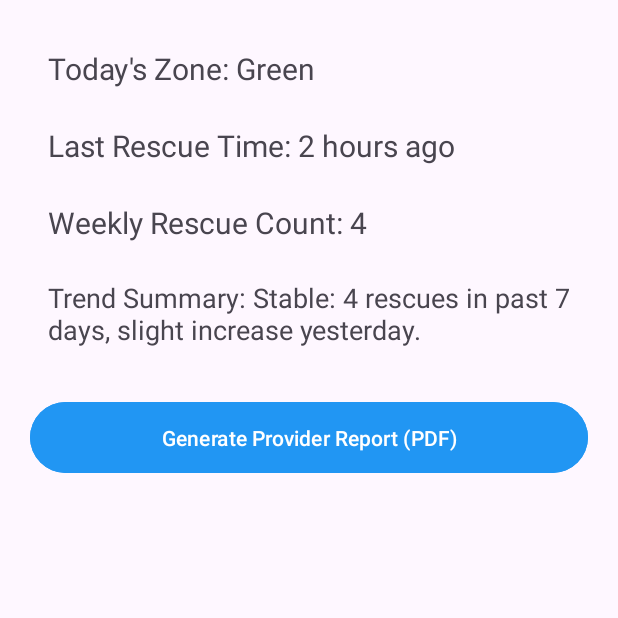
After one commit to thulasie/B07-Project, an Android app: the fragment DashboardFragment shown on its own in the app's theme, on a phone screen of 412 x 824 dp, the top half of it. The commit adds this screen. Run offline under Robolectric (Android 15) with nearby library versions, the phone set to English and light mode, and no system bars.

Commit message:
Addition of R6 codes

```diff
--- a/Starter Application/app/build.gradle.kts
+++ b/Starter Application/app/build.gradle.kts
@@ -1,6 +1,7 @@
 plugins {
     id("com.android.application")
     id("com.google.gms.google-services")
+
 }
 
 android {
@@ -41,9 +42,12 @@ dependencies {
     implementation(libs.firebase.auth)
     implementation("androidx.navigation:navigation-fragment:2.9.6")
     implementation("androidx.navigation:navigation-ui:2.9.6")
+    implementation("com.google.firebase:firebase-messaging:25.0.1")
     testImplementation(libs.junit)
     androidTestImplementation(libs.ext.junit)
     androidTestImplementation(libs.espresso.core)
     implementation("com.google.firebase:firebase-auth")
+    implementation("com.github.PhilJay:MPAndroidChart:v3.1.0")
+
 
 }
--- /dev/null
+++ b/Starter Application/app/src/main/java/com/example/smartAir/DashboardFragment.java
@@ -0,0 +1,60 @@
+package com.example.smartAir;
+
+import android.os.Bundle;
+import android.view.*;
+import android.widget.*;
+
+import androidx.annotation.NonNull;
+import androidx.annotation.Nullable;
+import androidx.fragment.app.Fragment;
+import androidx.lifecycle.ViewModelProvider;
+
+public class DashboardFragment extends Fragment {
+
+    private TextView todayZoneText, lastRescueText, weeklyCountText, trendSummaryText;
+    private Button generateReportButton;
+    private DashboardViewModel viewModel;
+
+    public DashboardFragment() {}
+
+    @Nullable
+    @Override
+    public View onCreateView(@NonNull LayoutInflater inflater,
+                             @Nullable ViewGroup container,
+                             @Nullable Bundle savedInstanceState) {
+
+        View view = inflater.inflate(R.layout.dashboard_fragment, container, false);
+
+        todayZoneText = view.findViewById(R.id.todayZoneText);
+        lastRescueText = view.findViewById(R.id.lastRescueText);
+        weeklyCountText = view.findViewById(R.id.weeklyCountText);
+        trendSummaryText = view.findViewById(R.id.trendSummaryText);
+        generateReportButton = view.findViewById(R.id.generateReportButton);
+
+        viewModel = new ViewModelProvider(this).get(DashboardViewModel.class);
+
+        observeLiveData();
+
+        generateReportButton.setOnClickListener(v -> {
+            if (getContext() != null) {
+                viewModel.generateProviderReport(getContext());
+            }
+        });
+
+        return view;
+    }
+
+    private void observeLiveData() {
+        viewModel.getTodayZone().observe(getViewLifecycleOwner(),
+                zone -> todayZoneText.setText("Today's Zone: " + zone));
+
+        viewModel.getLastRescueTime().observe(getViewLifecycleOwner(),
+                time -> lastRescueText.setText("Last Rescue Time: " + time));
+
+        viewModel.getWeeklyRescueCount().observe(getViewLifecycleOwner(),
+                count -> weeklyCountText.setText("Weekly Rescue Count: " + count));
+
+        viewModel.getTrendSummary().observe(getViewLifecycleOwner(),
+                summary -> trendSummaryText.setText("Trend Summary: " + summary));
+    }
+}
--- /dev/null
+++ b/Starter Application/app/src/main/java/com/example/smartAir/DashboardViewModel.java
@@ -0,0 +1,37 @@
+package com.example.smartAir;
+
+import android.content.Context;
+
+import androidx.lifecycle.LiveData;
+import androidx.lifecycle.MutableLiveData;
+import androidx.lifecycle.ViewModel;
+
+public class DashboardViewModel extends ViewModel {
+
+    private final MutableLiveData<String> todayZone = new MutableLiveData<>();
+    private final MutableLiveData<String> lastRescue = new MutableLiveData<>();
+    private final MutableLiveData<Integer> weeklyCount = new MutableLiveData<>();
+    private final MutableLiveData<String> trendSummary = new MutableLiveData<>();
+
+    private final R6Repository repository = new R6Repository();
+
+    public DashboardViewModel() {
+        loadData();
+    }
+
+    private void loadData() {
+        todayZone.setValue(repository.getTodayZone());
+        lastRescue.setValue(repository.getLastRescueTime());
+        weeklyCount.setValue(repository.getWeeklyRescueCount());
+        trendSummary.setValue(repository.getTrendSummary());
+    }
+
+    public LiveData<String> getTodayZone() { return todayZone; }
+    public LiveData<String> getLastRescueTime() { return lastRescue; }
+    public LiveData<Integer> getWeeklyRescueCount() { return weeklyCount; }
+    public LiveData<String> getTrendSummary() { return trendSummary; }
+
+    public void generateProviderReport(Context context) {
+        ProviderReportGenerator.generate(context, repository);
+    }
+}
--- a/Starter Application/app/src/main/java/com/example/smartAir/MainActivity.java
+++ b/Starter Application/app/src/main/java/com/example/smartAir/MainActivity.java
@@ -25,7 +25,7 @@ public class MainActivity extends AppCompatActivity {
         myRef.setValue("Begin");
 
         if (savedInstanceState == null) {
-            loadFragment(new OnboardingContainerFragment());
+            loadFragment(new ForgotPasswordFragment());
         }
     }
 
--- /dev/null
+++ b/Starter Application/app/src/main/java/com/example/smartAir/R6Repository.java
@@ -0,0 +1,44 @@
+package com.example.smartAir;
+
+import java.util.HashMap;
+import java.util.Map;
+
+public class R6Repository {
+
+    public String getTodayZone() {
+        return "Green";
+    }
+
+    public String getLastRescueTime() {
+        return "2 hours ago";
+    }
+
+    public int getWeeklyRescueCount() {
+        return 4;
+    }
+
+    // Trend summary without charting library
+    public String getTrendSummary() {
+        return "Stable: 4 rescues in past 7 days, slight increase yesterday.";
+    }
+
+    public int getControllerAdherencePercent() {
+        return 82;
+    }
+
+    public int getSymptomBurdenDays() {
+        return 2;
+    }
+
+    public int getTriageIncidents() {
+        return 1;
+    }
+
+    public Map<String, Integer> getZoneDistribution() {
+        Map<String, Integer> map = new HashMap<>();
+        map.put("Green", 20);
+        map.put("Yellow", 5);
+        map.put("Red", 2);
+        return map;
+    }
+}
--- /dev/null
+++ b/Starter Application/app/src/main/res/layout/dashboard_fragment.xml
@@ -0,0 +1,58 @@
+<?xml version="1.0" encoding="utf-8"?>
+<ScrollView xmlns:android="http://schemas.android.com/apk/res/android"
+    android:layout_width="match_parent"
+    android:layout_height="match_parent"
+    android:padding="20dp">
+
+    <LinearLayout
+        android:orientation="vertical"
+        android:layout_width="match_parent"
+        android:layout_height="wrap_content">
+
+        <!-- Today's Zone -->
+        <TextView
+            android:id="@+id/todayZoneText"
+            android:layout_width="match_parent"
+            android:layout_height="wrap_content"
+            android:text="Today's Zone: —"
+            android:textSize="20sp"
+            android:padding="12dp"/>
+
+        <!-- Last Rescue -->
+        <TextView
+            android:id="@+id/lastRescueText"
+            android:layout_width="match_parent"
+            android:layout_height="wrap_content"
+            android:text="Last Rescue Time: —"
+            android:textSize="20sp"
+            android:padding="12dp"/>
+
+        <!-- Weekly Count -->
+        <TextView
+            android:id="@+id/weeklyCountText"
+            android:layout_width="match_parent"
+            android:layout_height="wrap_content"
+            android:text="Weekly Rescue Count: —"
+            android:textSize="20sp"
+            android:padding="12dp"/>
+
+        <!-- Trend Summary (no chart) -->
+        <TextView
+            android:id="@+id/trendSummaryText"
+            android:layout_width="match_parent"
+            android:layout_height="wrap_content"
+            android:text="Trend Summary: —"
+            android:textSize="18sp"
+            android:padding="12dp"/>
+
+        <Button
+            android:id="@+id/generateReportButton"
+            android:layout_width="match_parent"
+            android:layout_height="55dp"
+            android:text="Generate Provider Report (PDF)"
+            android:backgroundTint="#2196F3"
+            android:textColor="#FFFFFF"
+            android:layout_marginTop="20dp"/>
+
+    </LinearLayout>
+</ScrollView>
--- a/Starter Application/app/src/main/res/layout/log_in_fragment.xml
+++ b/Starter Application/app/src/main/res/layout/log_in_fragment.xml
@@ -3,6 +3,7 @@
     android:layout_width="match_parent"
     android:layout_height="match_parent"
     android:padding="24dp"
+    android:fillViewport="true"
     android:background="#FFFFFF">
 
     <LinearLayout
--- a/Starter Application/settings.gradle.kts
+++ b/Starter Application/settings.gradle.kts
@@ -8,6 +8,7 @@ pluginManagement {
             }
         }
         mavenCentral()
+        maven { url; "https://jitpack.io"}
         gradlePluginPortal()
     }
 }
```
Also changed, not shown: Starter Application/app/src/main/java/com/example/smartAir/ForgotPasswordFragment.java (+30 -24 lines), Starter Application/app/src/main/java/com/example/smartAir/ProviderReportGenerator.java (added, +70 -0 lines), Starter Application/app/src/main/res/layout/forgot_password_fragment.xml (+9 -0 lines).
